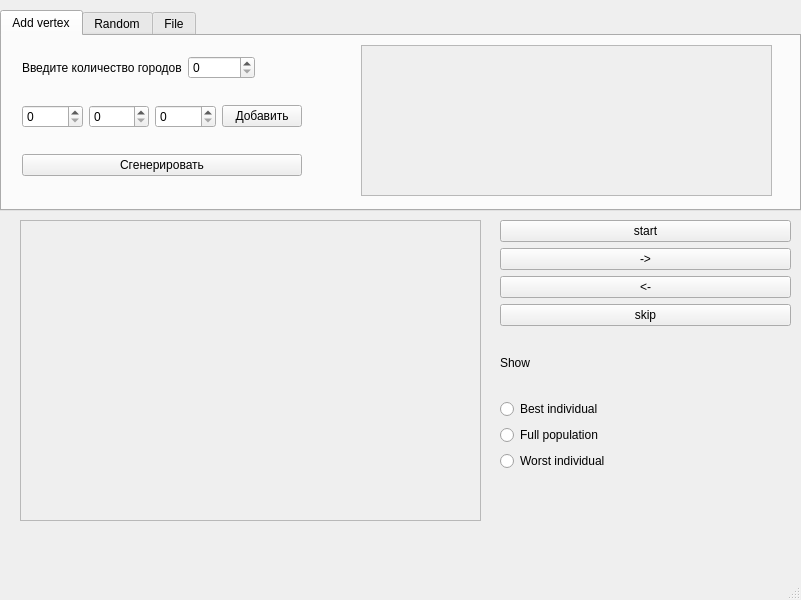
The window that src/ui/mainwindow.ui (zwphyro/TSP_GA) describes before a commit, drawn with Qt 5.
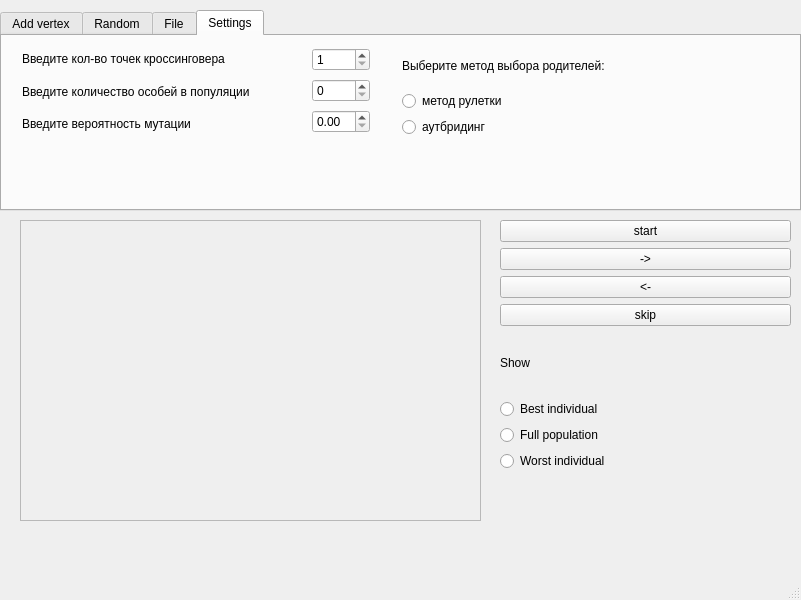
The same window after the commit. The open tabs and pages were chosen to show the change.

Commit message: add debug, file, scroll

What changed in the file:
```diff
--- a/src/ui/mainwindow.ui
+++ b/src/ui/mainwindow.ui
@@ -30,29 +30,6 @@
      <attribute name="title">
       <string>Add vertex</string>
      </attribute>
-     <widget class="QScrollArea" name="scrollArea_list_of_edge">
-      <property name="geometry">
-       <rect>
-        <x>359</x>
-        <y>9</y>
-        <width>411</width>
-        <height>151</height>
-       </rect>
-      </property>
-      <property name="widgetResizable">
-       <bool>true</bool>
-      </property>
-      <widget class="QWidget" name="scrollAreaWidgetContents">
-       <property name="geometry">
-        <rect>
-         <x>0</x>
-         <y>0</y>
-         <width>409</width>
-         <height>149</height>
-        </rect>
-       </property>
-      </widget>
-     </widget>
      <widget class="QWidget" name="verticalLayoutWidget_3">
       <property name="geometry">
        <rect>
@@ -123,6 +100,42 @@
        </item>
       </layout>
      </widget>
+     <widget class="QWidget" name="widget" native="true">
+      <property name="geometry">
+       <rect>
+        <x>370</x>
+        <y>10</y>
+        <width>411</width>
+        <height>151</height>
+       </rect>
+      </property>
+      <widget class="QScrollArea" name="scrollArea_list_of_edge">
+       <property name="geometry">
+        <rect>
+         <x>0</x>
+         <y>0</y>
+         <width>411</width>
+         <height>151</height>
+        </rect>
+       </property>
+       <property name="verticalScrollBarPolicy">
+        <enum>Qt::ScrollBarAlwaysOn</enum>
+       </property>
+       <property name="widgetResizable">
+        <bool>true</bool>
+       </property>
+       <widget class="QWidget" name="scrollAreaWidgetContents">
+        <property name="geometry">
+         <rect>
+          <x>0</x>
+          <y>0</y>
+          <width>393</width>
+          <height>149</height>
+         </rect>
+        </property>
+       </widget>
+      </widget>
+     </widget>
     </widget>
     <widget class="QWidget" name="tab_random">
      <attribute name="title">
@@ -241,6 +254,112 @@
       </layout>
      </widget>
     </widget>
+    <widget class="QWidget" name="tab_settings">
+     <attribute name="title">
+      <string>Settings</string>
+     </attribute>
+     <widget class="QWidget" name="verticalLayoutWidget_5">
+      <property name="geometry">
+       <rect>
+        <x>20</x>
+        <y>10</y>
+        <width>271</width>
+        <height>91</height>
+       </rect>
+      </property>
+      <layout class="QVBoxLayout" name="verticalLayout">
+       <item>
+        <widget class="QLabel" name="label_2">
+         <property name="text">
+          <string>Введите кол-во точек кроссинговера</string>
+         </property>
+        </widget>
+       </item>
+       <item>
+        <widget class="QLabel" name="label">
+         <property name="text">
+          <string>Введите количество особей в популяции</string>
+         </property>
+        </widget>
+       </item>
+       <item>
+        <widget class="QLabel" name="label_5">
+         <property name="text">
+          <string>Введите вероятность мутации</string>
+         </property>
+        </widget>
+       </item>
+      </layout>
+     </widget>
+     <widget class="QWidget" name="verticalLayoutWidget_6">
+      <property name="geometry">
+       <rect>
+        <x>310</x>
+        <y>10</y>
+        <width>58</width>
+        <height>91</height>
+       </rect>
+      </property>
+      <layout class="QVBoxLayout" name="verticalLayout_2">
+       <item>
+        <widget class="QSpinBox" name="spinBox_user_count_crossingover">
+         <property name="minimum">
+          <number>1</number>
+         </property>
+         <property name="maximum">
+          <number>2</number>
+         </property>
+        </widget>
+       </item>
+       <item>
+        <widget class="QSpinBox" name="spinBox_user_count_population"/>
+       </item>
+       <item>
+        <widget class="QDoubleSpinBox" name="doubleSpinBox_p_mutation">
+         <property name="maximum">
+          <double>1.000000000000000</double>
+         </property>
+         <property name="singleStep">
+          <double>0.100000000000000</double>
+         </property>
+        </widget>
+       </item>
+      </layout>
+     </widget>
+     <widget class="QWidget" name="verticalLayoutWidget_7">
+      <property name="geometry">
+       <rect>
+        <x>400</x>
+        <y>10</y>
+        <width>241</width>
+        <height>91</height>
+       </rect>
+      </property>
+      <layout class="QVBoxLayout" name="verticalLayout_3">
+       <item>
+        <widget class="QLabel" name="label_6">
+         <property name="text">
+          <string>Выберите метод выбора родителей:</string>
+         </property>
+        </widget>
+       </item>
+       <item>
+        <widget class="QRadioButton" name="radioButton_roulette">
+         <property name="text">
+          <string>метод рулетки</string>
+         </property>
+        </widget>
+       </item>
+       <item>
+        <widget class="QRadioButton" name="radioButton_outbreeding">
+         <property name="text">
+          <string>аутбридинг</string>
+         </property>
+        </widget>
+       </item>
+      </layout>
+     </widget>
+    </widget>
    </widget>
    <widget class="QFrame" name="frame_algorithm_demonstartion">
     <property name="geometry">
```
Left out of the diff: 4 changed lines with no effect on the pictures. The commit also changes 54 other files.
